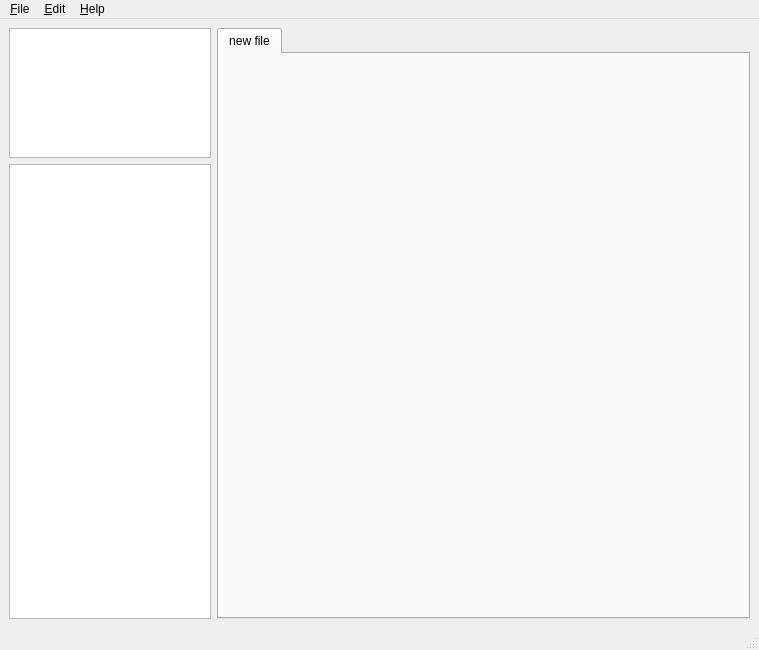
Qt form src/GUI/mainwindow.ui (spillerrec/RICcreator) before a commit.
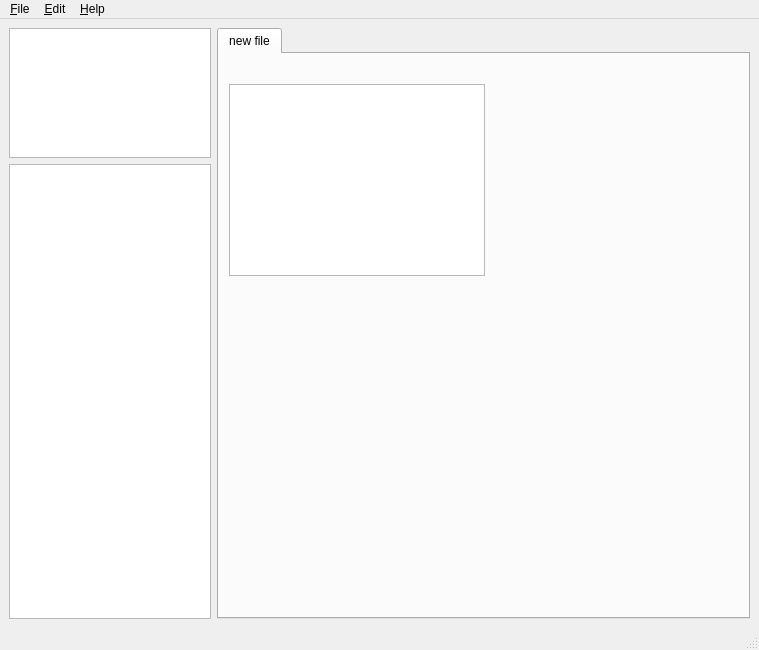
The same form after that commit.

Commit message: Tried a simple ListView to display the ric opcodes. Added object_amount() and get_object() in ricfile.h for that. Try to change this to a treeList instead.

```diff
--- a/src/GUI/mainwindow.ui
+++ b/src/GUI/mainwindow.ui
@@ -74,6 +74,16 @@
        <attribute name="title">
         <string>new file</string>
        </attribute>
+       <widget class="QTreeView" name="treeView">
+        <property name="geometry">
+         <rect>
+          <x>10</x>
+          <y>30</y>
+          <width>256</width>
+          <height>192</height>
+         </rect>
+        </property>
+       </widget>
       </widget>
      </widget>
     </item>
```
The commit also changes 6 other files.
